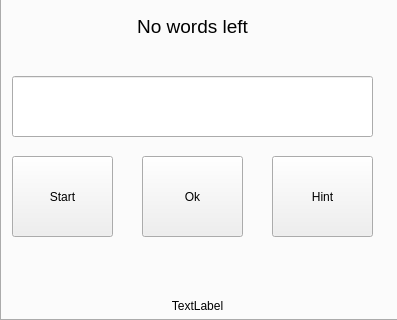
First picture: the form in mainwindow.ui, repository rezzett/qlwt, before the edit; both pictures show x 0 to 397 and y 180 to 500 of the 397 by 500 pixel window.
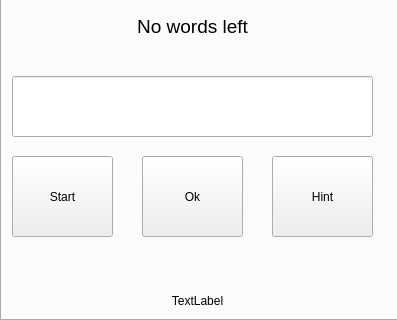
Second picture: the form after the edit. The open tabs and pages were chosen to show the change.

```diff
--- a/mainwindow.ui
+++ b/mainwindow.ui
@@ -368,9 +368,9 @@
       <property name="geometry">
        <rect>
         <x>0</x>
-        <y>450</y>
+        <y>439</y>
         <width>391</width>
-        <height>20</height>
+        <height>31</height>
        </rect>
       </property>
       <property name="text">
```
Left out of the diff: 2 changed lines with no effect on the pictures.
